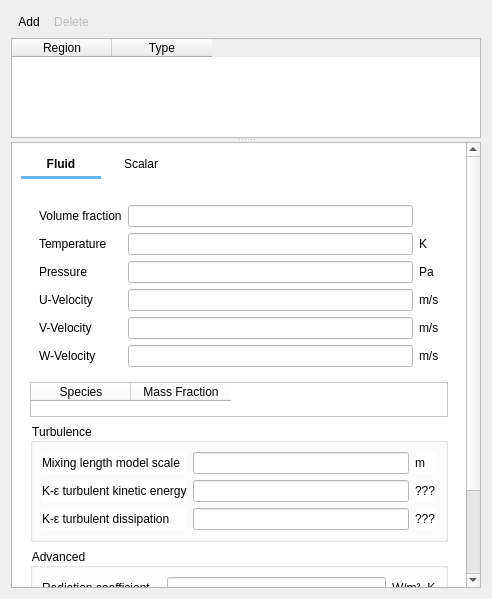
Qt form gui/uifiles/boundary_conditions.ui (truongd8593/mfix) before a commit.
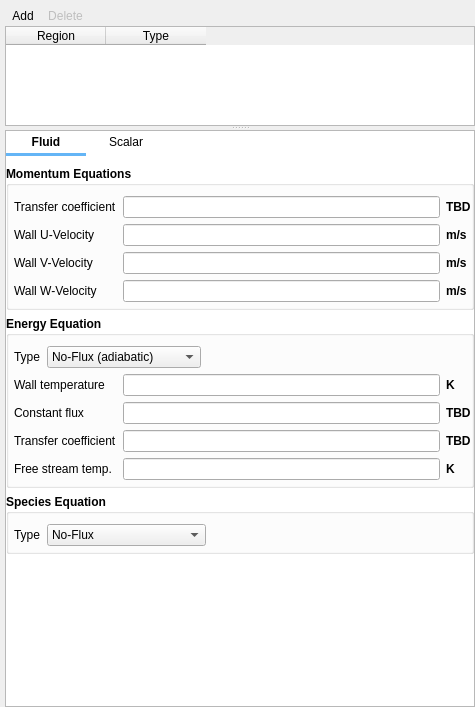
The same form after that commit. Custom widgets are drawn as their Qt base class.

Commit message: adjust some layouts and background colors

Patch:
```diff
--- a/gui/uifiles/boundary_conditions.ui
+++ b/gui/uifiles/boundary_conditions.ui
@@ -6,14 +6,29 @@
    <rect>
     <x>0</x>
     <y>0</y>
-    <width>492</width>
-    <height>599</height>
+    <width>475</width>
+    <height>707</height>
    </rect>
   </property>
   <property name="windowTitle">
    <string>Boundary Conditions</string>
   </property>
   <layout class="QVBoxLayout" name="verticalLayout">
+   <property name="spacing">
+    <number>0</number>
+   </property>
+   <property name="leftMargin">
+    <number>5</number>
+   </property>
+   <property name="topMargin">
+    <number>5</number>
+   </property>
+   <property name="rightMargin">
+    <number>0</number>
+   </property>
+   <property name="bottomMargin">
+    <number>0</number>
+   </property>
    <item>
     <widget class="QFrame" name="frame_add_delete">
      <property name="frameShape">
@@ -136,36 +151,56 @@
        </size>
       </property>
       <property name="styleSheet">
-       <string notr="true">QWidget#scrollAreaWidgetContents{background-color:white}</string>
+       <string notr="true">QWidget#scrollareawidgetcontents {background-color: white}</string>
       </property>
       <property name="widgetResizable">
        <bool>true</bool>
       </property>
-      <widget class="QWidget" name="scrollAreaWidgetContents">
+      <widget class="QWidget" name="scrollareawidgetcontents">
        <property name="geometry">
         <rect>
          <x>0</x>
          <y>0</y>
-         <width>451</width>
-         <height>574</height>
+         <width>466</width>
+         <height>569</height>
         </rect>
        </property>
        <layout class="QGridLayout" name="gridLayout_4">
-        <item row="3" column="0">
-         <spacer name="verticalSpacer">
-          <property name="orientation">
-           <enum>Qt::Vertical</enum>
-          </property>
-          <property name="sizeHint" stdset="0">
-           <size>
-            <width>20</width>
-            <height>40</height>
-           </size>
-          </property>
-         </spacer>
-        </item>
+        <property name="leftMargin">
+         <number>0</number>
+        </property>
+        <property name="topMargin">
+         <number>0</number>
+        </property>
+        <property name="rightMargin">
+         <number>0</number>
+        </property>
+        <property name="bottomMargin">
+         <number>0</number>
+        </property>
+        <property name="spacing">
+         <number>0</number>
+        </property>
         <item row="0" column="0">
-         <layout class="QGridLayout" name="tab_box">
+         <widget class="QFrame" name="tab_frame">
+          <property name="styleSheet">
+           <string notr="true">QPushButton:hover {color:#64B5F6; background-color: transparent;}
+QPushButton:pressed {color: #64B5F6; background-color: transparent;}
+QPushButton:checked { font: bold; background-color: transparent;}</string>
+          </property>
+          <layout class="QGridLayout" name="tab_layout">
+           <property name="leftMargin">
+            <number>0</number>
+           </property>
+           <property name="topMargin">
+            <number>0</number>
+           </property>
+           <property name="rightMargin">
+            <number>0</number>
+           </property>
+           <property name="bottomMargin">
+            <number>10</number>
+           </property>
           <property name="spacing">
            <number>0</number>
           </property>
@@ -230,6 +265,7 @@
            </widget>
           </item>
          </layout>
+         </widget>
         </item>
         <item row="1" column="0" rowspan="2" colspan="2">
          <widget class="QStackedWidget" name="stackedwidget">
@@ -243,107 +279,139 @@
            <number>0</number>
           </property>
           <widget class="QWidget" name="page_fluid">
+           <property name="autoFillBackground">
+            <bool>false</bool>
+           </property>
            <property name="styleSheet">
-            <string notr="true">background-color:white</string>
+            <string notr="true"/>
            </property>
            <layout class="QVBoxLayout" name="verticalLayout_2">
+            <property name="leftMargin">
+             <number>0</number>
+            </property>
+            <property name="topMargin">
+             <number>0</number>
+            </property>
+            <property name="rightMargin">
+             <number>0</number>
+            </property>
+            <property name="bottomMargin">
+             <number>0</number>
+            </property>
             <item>
-             <widget class="QFrame" name="frame_fluid_parameters">
+             <widget class="QGroupBox" name="groupbox_fluid_momentum_eq">
+              <property name="font">
+               <font>
+                <weight>75</weight>
+                <bold>true</bold>
+               </font>
+              </property>
+              <property name="title">
+               <string extracomment="Hi Mom">Momentum Equations</string>
+              </property>
+              <property name="flat">
+               <bool>true</bool>
+              </property>
               <layout class="QGridLayout" name="gridLayout_3">
+               <property name="leftMargin">
+                <number>5</number>
+               </property>
+               <property name="topMargin">
+                <number>10</number>
+               </property>
+               <property name="rightMargin">
+                <number>0</number>
+               </property>
+               <property name="bottomMargin">
+                <number>5</number>
+               </property>
                <item row="0" column="0">
-                <widget class="QLabel" name="label_bc_ep_g">
+                <widget class="QLabel" name="label_bc_hw_g">
+                 <property name="font">
+                  <font>
+                   <weight>50</weight>
+                   <bold>false</bold>
+                  </font>
+                 </property>
                  <property name="text">
-                  <string>Volume fraction</string>
+                  <string>Transfer coefficient</string>
                  </property>
                 </widget>
                </item>
                <item row="0" column="1">
-                <widget class="LineEdit" name="lineedit_keyword_bc_ep_g_args_BC">
-                 <property name="readOnly">
-                  <bool>true</bool>
+                <widget class="LineEdit" name="lineedit_keyword_bc_hw_g_args_BC"/>
+               </item>
+               <item row="0" column="2">
+                <widget class="QLabel" name="label_bc_hw_g_units">
+                 <property name="text">
+                  <string>TBD</string>
                  </property>
                 </widget>
                </item>
                <item row="1" column="0">
-                <widget class="QLabel" name="label_bc_t_g">
+                <widget class="QLabel" name="label_bc_uw_g">
+                 <property name="font">
+                  <font>
+                   <weight>50</weight>
+                   <bold>false</bold>
+                  </font>
+                 </property>
                  <property name="text">
-                  <string>Temperature</string>
+                  <string>Wall U-Velocity</string>
                  </property>
                 </widget>
                </item>
                <item row="1" column="1">
-                <widget class="LineEdit" name="lineedit_keyword_bc_t_g_args_BC"/>
+                <widget class="LineEdit" name="lineedit_keyword_bc_uw_g_args_BC"/>
                </item>
                <item row="1" column="2">
-                <widget class="QLabel" name="label_bc_t_g_units">
+                <widget class="QLabel" name="label_bc_uw_g_units">
                  <property name="text">
-                  <string>K</string>
+                  <string>m/s</string>
                  </property>
                 </widget>
                </item>
                <item row="2" column="0">
-                <widget class="QLabel" name="label_bc_p_g">
+                <widget class="QLabel" name="label_bc_vw_g">
+                 <property name="font">
+                  <font>
+                   <weight>50</weight>
+                   <bold>false</bold>
+                  </font>
+                 </property>
                  <property name="text">
-                  <string>Pressure</string>
+                  <string>Wall V-Velocity</string>
                  </property>
                 </widget>
                </item>
                <item row="2" column="1">
-                <widget class="LineEdit" name="lineedit_keyword_bc_p_g_args_BC"/>
+                <widget class="LineEdit" name="lineedit_keyword_bc_vw_g_args_BC"/>
+               </item>
+               <item row="3" column="1">
+                <widget class="LineEdit" name="lineedit_keyword_bc_ww_g_args_BC"/>
                </item>
                <item row="2" column="2">
-                <widget class="QLabel" name="label_bc_p_g_units">
+                <widget class="QLabel" name="label_bc_vw_g_units">
                  <property name="text">
-                  <string>Pa</string>
+                  <string>m/s</string>
                  </property>
                 </widget>
                </item>
                <item row="3" column="0">
-                <widget class="QLabel" name="label_bc_u_g">
+                <widget class="QLabel" name="label_bc_ww_g">
+                 <property name="font">
+                  <font>
+                   <weight>50</weight>
+                   <bold>false</bold>
+                  </font>
+                 </property>
                  <property name="text">
-                  <string>U-Velocity</string>
+                  <string>Wall W-Velocity</string>
                  </property>
                 </widget>
                </item>
-               <item row="3" column="1">
-                <widget class="LineEdit" name="lineedit_keyword_bc_u_g_args_BC"/>
-               </item>
                <item row="3" column="2">
-                <widget class="QLabel" name="label_bc_u_g_units">
-                 <property name="text">
-                  <string>m/s</string>
-                 </property>
-                </widget>
-               </item>
-               <item row="4" column="0">
-                <widget class="QLabel" name="label_bc_v_g">
-                 <property name="text">
-                  <string>V-Velocity</string>
-                 </property>
-                </widget>
-               </item>
-               <item row="4" column="1">
-                <widget class="LineEdit" name="lineedit_keyword_bc_v_g_args_BC"/>
-               </item>
-               <item row="4" column="2">
-                <widget class="QLabel" name="label_bc_v_g_units">
-                 <property name="text">
-                  <string>m/s</string>
-                 </property>
-                </widget>
-               </item>
-               <item row="5" column="0">
-                <widget class="QLabel" name="label_bc_v_w">
-                 <property name="text">
-                  <string>W-Velocity</string>
-                 </property>
-                </widget>
-               </item>
-               <item row="5" column="1">
-                <widget class="LineEdit" name="lineedit_keyword_bc_w_g_args_BC"/>
-               </item>
-               <item row="5" column="2">
-                <widget class="QLabel" name="label_bc_v_w_units">
+                <widget class="QLabel" name="label_bc_ww_g_units">
                  <property name="text">
                   <string>m/s</string>
                  </property>
@@ -353,140 +421,284 @@
              </widget>
             </item>
             <item>
-             <widget class="QTableWidget" name="tablewidget_fluid_mass_fraction">
-              <property name="maximumSize">
-               <size>
-                <width>16777215</width>
-                <height>35</height>
-               </size>
+             <widget class="QGroupBox" name="groupbox_fluid_energy_eq">
+              <property name="font">
+               <font>
+                <weight>75</weight>
+                <bold>true</bold>
+               </font>
               </property>
-              <property name="selectionMode">
-               <enum>QAbstractItemView::NoSelection</enum>
-              </property>
-              <attribute name="verticalHeaderVisible">
-               <bool>false</bool>
-              </attribute>
-              <column>
-               <property name="text">
-                <string>Species</string>
-               </property>
-              </column>
-              <column>
-               <property name="text">
-                <string>Mass Fraction</string>
-               </property>
-              </column>
-             </widget>
-            </item>
-            <item>
-             <widget class="QGroupBox" name="groupbox_turbulence">
               <property name="title">
-               <string>Turbulence</string>
+               <string>Energy Equation</string>
               </property>
               <property name="flat">
                <bool>true</bool>
               </property>
-              <layout class="QGridLayout" name="gridLayout_9">
-               <item row="0" column="0">
                 <layout class="QGridLayout" name="gridLayout_6">
-                 <item row="0" column="0">
-                  <widget class="QLabel" name="label_bc_l_scale">
-                   <property name="text">
-                    <string>Mixing length model scale</string>
-                   </property>
-                  </widget>
-                 </item>
-                 <item row="0" column="1">
-                  <widget class="LineEdit" name="lineedit_nonkeyword_bc_l_scale_args_BC"/>
-                 </item>
-                 <item row="0" column="2">
-                  <widget class="QLabel" name="label_bc_l_scale_units">
-                   <property name="text">
-                    <string>m</string>
-                   </property>
-                  </widget>
-                 </item>
-                 <item row="1" column="0">
-                  <widget class="QLabel" name="label_bc_k_turb_g">
-                   <property name="text">
-                    <string>K-ε turbulent kinetic energy</string>
-                   </property>
-                  </widget>
-                 </item>
+               <property name="leftMargin">
+                <number>5</number>
+               </property>
+               <property name="topMargin">
+                <number>10</number>
+               </property>
+               <property name="rightMargin">
+                <number>0</number>
+               </property>
+               <property name="bottomMargin">
+                <number>5</number>
+               </property>
                  <item row="1" column="1">
-                  <widget class="LineEdit" name="lineedit_keyword_bc_k_turb_g_args_BC"/>
+                <widget class="LineEdit" name="lineedit_keyword_bc_tw_g_args_BC"/>
+               </item>
+               <item row="0" column="0" colspan="2">
+                <layout class="QHBoxLayout" name="horizontalLayout_2">
+                 <item>
+                  <widget class="QLabel" name="label_fluid_energy_eq_type">
+                   <property name="font">
+                    <font>
+                     <weight>50</weight>
+                     <bold>false</bold>
+                    </font>
+                   </property>
+                   <property name="text">
+                    <string>Type</string>
+                   </property>
+                  </widget>
+                 </item>
+                 <item>
+                  <widget class="QComboBox" name="combobox_fluid_energy_eq_type">
+                   <property name="font">
+                    <font>
+                     <weight>50</weight>
+                     <bold>false</bold>
+                    </font>
+                   </property>
+                   <property name="autoFillBackground">
+                    <bool>false</bool>
+                   </property>
+                   <property name="frame">
+                    <bool>true</bool>
+                   </property>
+                   <item>
+                    <property name="text">
+                     <string>No-Flux (adiabatic)</string>
+                    </property>
+                   </item>
+                   <item>
+                    <property name="text">
+                     <string>Specified Temperature</string>
+                    </property>
+                   </item>
+                   <item>
+                    <property name="text">
+                     <string>Specified Flux</string>
+                    </property>
+                   </item>
+                   <item>
+                    <property name="text">
+                     <string>Convective Flux</string>
+                    </property>
+                   </item>
+                  </widget>
+                 </item>
+                 <item>
+                  <spacer name="horizontalSpacer_3">
+                   <property name="orientation">
+                    <enum>Qt::Horizontal</enum>
+                   </property>
+                   <property name="sizeHint" stdset="0">
+                    <size>
+                     <width>40</width>
+                     <height>20</height>
+                    </size>
+                   </property>
+                  </spacer>
+                 </item>
+                </layout>
+               </item>
+               <item row="1" column="0">
+                <widget class="QLabel" name="label_bc_tw_g">
+                 <property name="font">
+                  <font>
+                   <weight>50</weight>
+                   <bold>false</bold>
+                  </font>
+                 </property>
+                 <property name="text">
+                  <string>Wall temperature</string>
+                 </property>
+                </widget>
                  </item>
                  <item row="1" column="2">
-                  <widget class="QLabel" name="label_bc_k_turb_g_units">
+                <widget class="QLabel" name="label_bc_tw_g_units">
                    <property name="text">
-                    <string>???</string>
+                  <string>K</string>
                    </property>
                   </widget>
                  </item>
                  <item row="2" column="0">
-                  <widget class="QLabel" name="label_bc_e_turb_g">
+                <widget class="QLabel" name="label_bc_c_t_g">
+                 <property name="font">
+                  <font>
+                   <weight>50</weight>
+                   <bold>false</bold>
+                  </font>
+                 </property>
                    <property name="text">
-                    <string>K-ε turbulent dissipation</string>
+                  <string>Constant flux</string>
                    </property>
                   </widget>
                  </item>
                  <item row="2" column="1">
-                  <widget class="LineEdit" name="lineedit_keyword_bc_e_turb_g_args_BC"/>
+                <widget class="LineEdit" name="lineedit_keyword_bc_c_t_g_args_BC"/>
                  </item>
                  <item row="2" column="2">
-                  <widget class="QLabel" name="label_bc_e_turb_g_units">
+                <widget class="QLabel" name="label_bc_c_t_g_units">
                    <property name="text">
-                    <string>???</string>
+                  <string>TBD</string>
                    </property>
                   </widget>
                  </item>
-                </layout>
+               <item row="3" column="0">
+                <widget class="QLabel" name="label_bc_hw_t_g">
+                 <property name="font">
+                  <font>
+                   <weight>50</weight>
+                   <bold>false</bold>
+                  </font>
+                 </property>
+                 <property name="text">
+                  <string>Transfer coefficient</string>
+                 </property>
+                </widget>
+               </item>
+               <item row="3" column="1">
+                <widget class="LineEdit" name="lineedit_keyword_bc_hw_t_g_args_BC"/>
+               </item>
+               <item row="3" column="2">
+                <widget class="QLabel" name="label_bc_hw_t_g_units">
+                 <property name="text">
+                  <string>TBD</string>
+                 </property>
+                </widget>
+               </item>
+               <item row="4" column="0">
+                <widget class="QLabel" name="label_bc_tw_g_2">
+                 <property name="font">
+                  <font>
+                   <weight>50</weight>
+                   <bold>false</bold>
+                  </font>
+                 </property>
+                 <property name="toolTip">
+                  <string>Free stream temperature</string>
+                 </property>
+                 <property name="text">
+                  <string>Free stream temp.</string>
+                 </property>
+                </widget>
+               </item>
+               <item row="4" column="1">
+                <widget class="LineEdit" name="lineedit_keyword_bc_tw_g_2_args_BC"/>
+               </item>
+               <item row="4" column="2">
+                <widget class="QLabel" name="label_bc_tw_g_units_2">
+                 <property name="text">
+                  <string>K</string>
+                 </property>
+                </widget>
                </item>
               </layout>
              </widget>
             </item>
             <item>
-             <widget class="QGroupBox" name="groupbox_fluid_advanced">
+             <widget class="QGroupBox" name="groupbox_fluid_species_eq">
+              <property name="font">
+               <font>
+                <weight>75</weight>
+                <bold>true</bold>
+               </font>
+              </property>
               <property name="title">
-               <string>Advanced</string>
+               <string>Species Equation</string>
               </property>
-              <layout class="QGridLayout" name="gridLayout_8">
-               <item row="0" column="0">
-                <layout class="QGridLayout" name="gridLayout_7">
-                 <item row="0" column="0">
-                  <widget class="QLabel" name="label_bc_gama_rg">
+              <property name="flat">
+               <bool>true</bool>
+              </property>
+              <layout class="QVBoxLayout" name="verticalLayout_4">
+               <property name="leftMargin">
+                <number>5</number>
+               </property>
+               <property name="topMargin">
+                <number>10</number>
+               </property>
+               <property name="rightMargin">
+                <number>0</number>
+               </property>
+               <property name="bottomMargin">
+                <number>5</number>
+               </property>
+               <item>
+                <layout class="QHBoxLayout" name="horizontalLayout_3">
+                 <item>
+                  <widget class="QLabel" name="label">
+                   <property name="font">
+                    <font>
+                     <weight>50</weight>
+                     <bold>false</bold>
+                    </font>
+                   </property>
                    <property name="text">
-                    <string>Radiation coefficient</string>
+                    <string>Type</string>
                    </property>
                   </widget>
                  </item>
-                 <item row="0" column="1">
-                  <widget class="LineEdit" name="lineedit_nonkeyword_bc_gama_rg_args_BC"/>
-                 </item>
-                 <item row="0" column="2">
-                  <widget class="QLabel" name="label_bc_gama_rg_units">
+                 <item>
+                  <widget class="QComboBox" name="combobox_fluid_species_eq_type">
+                   <property name="font">
+                    <font>
+                     <weight>50</weight>
+                     <bold>false</bold>
+                    </font>
+                   </property>
+                   <property name="frame">
+                    <bool>true</bool>
+                   </property>
+                   <item>
+                    <property name="text">
+                     <string>No-Flux</string>
+                    </property>
+                   </item>
+                   <item>
                    <property name="text">
-                    <string>W/m² .K</string>
-                   </property>
-                  </widget>
-                 </item>
-                 <item row="1" column="0">
-                  <widget class="QLabel" name="label_bc_t_rg">
+                     <string>Specified Mass Fraction</string>
+                    </property>
+                   </item>
+                   <item>
                    <property name="text">
-                    <string>Radiation temperature</string>
-                   </property>
-                  </widget>
-                 </item>
-                 <item row="1" column="1">
-                  <widget class="LineEdit" name="lineedit_nonkeyword_bc_t_rg_args_BC"/>
-                 </item>
-                 <item row="1" column="2">
-                  <widget class="QLabel" name="label_bc_t_rg_units">
+                     <string>Specified Flux</string>
+                    </property>
+                   </item>
+                   <item>
                    <property name="text">
-                    <string>K</string>
-                   </property>
+                     <string>Convective Flux</string>
+                    </property>
+                   </item>
                   </widget>
                  </item>
+                 <item>
+                  <spacer name="horizontalSpacer_4">
+                   <property name="orientation">
+                    <enum>Qt::Horizontal</enum>
+                   </property>
+                   <property name="sizeHint" stdset="0">
+                    <size>
+                     <width>40</width>
+                     <height>20</height>
+                    </size>
+                   </property>
+                  </spacer>
+                 </item>
                 </layout>
                </item>
               </layout>
@@ -522,9 +734,6 @@
            </layout>
           </widget>
           <widget class="QWidget" name="page_solids">
-           <property name="styleSheet">
-            <string notr="true">background-color: white</string>
-           </property>
            <layout class="QVBoxLayout" name="verticalLayout_5">
             <property name="spacing">
              <number>6</number>
@@ -770,6 +979,9 @@
            <layout class="QGridLayout" name="gridLayout_11">
             <item row="0" column="0">
              <widget class="QLabel" name="label_dummy_solids_R">
+              <property name="autoFillBackground">
+               <bool>false</bool>
+              </property>
               <property name="styleSheet">
                <string notr="true">background-color: white</string>
               </property>
@@ -781,9 +993,6 @@
            </layout>
           </widget>
           <widget class="QWidget" name="page_scalar">
-           <property name="styleSheet">
-            <string notr="true">background-color:white</string>
-           </property>
            <layout class="QGridLayout" name="gridLayout">
             <property name="leftMargin">
              <number>0</number>
@@ -814,6 +1023,19 @@
           </widget>
          </widget>
         </item>
+        <item row="3" column="0">
+         <spacer name="verticalSpacer">
+          <property name="orientation">
+           <enum>Qt::Vertical</enum>
+          </property>
+          <property name="sizeHint" stdset="0">
+           <size>
+            <width>20</width>
+            <height>40</height>
+           </size>
+          </property>
+         </spacer>
+        </item>
         <item row="0" column="1">
          <spacer name="horizontalSpacer_2">
           <property name="orientation">
@@ -821,16 +1043,17 @@
           </property>
           <property name="sizeHint" stdset="0">
            <size>
-            <width>270</width>
-            <height>29</height>
+            <width>40</width>
+            <height>20</height>
            </size>
           </property>
          </spacer>
         </item>
        </layout>
+       <zorder>tab_frame</zorder>
        <zorder>stackedwidget</zorder>
-       <zorder>horizontalSpacer_2</zorder>
        <zorder>verticalSpacer</zorder>
+       <zorder>horizontalSpacer_2</zorder>
       </widget>
      </widget>
     </widget>
```
Lines whose indentation alone changed are shown as unchanged. The commit also changes 3 other files.
